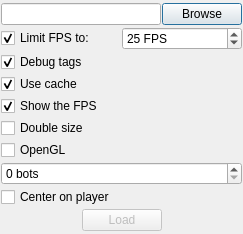
Qt form tools/map-visualiser/Options.ui (alphaonex86/CatchChallenger) before a commit.
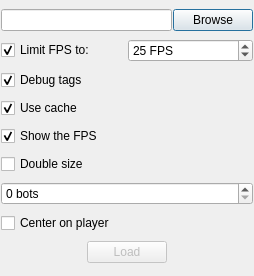
The same form after that commit. Icons and pictures are not drawn.

What changed in the file:
```diff
--- a/tools/map-visualiser/Options.ui
+++ b/tools/map-visualiser/Options.ui
@@ -6,8 +6,8 @@
    <rect>
     <x>0</x>
     <y>0</y>
-    <width>239</width>
-    <height>234</height>
+    <width>254</width>
+    <height>276</height>
    </rect>
   </property>
   <property name="windowTitle">
@@ -121,13 +121,6 @@
      </property>
     </widget>
    </item>
-   <item>
-    <widget class="QCheckBox" name="openGL">
-     <property name="text">
-      <string>OpenGL</string>
-     </property>
-    </widget>
-   </item>
    <item>
     <widget class="QSpinBox" name="botCount">
      <property name="suffix">
```
